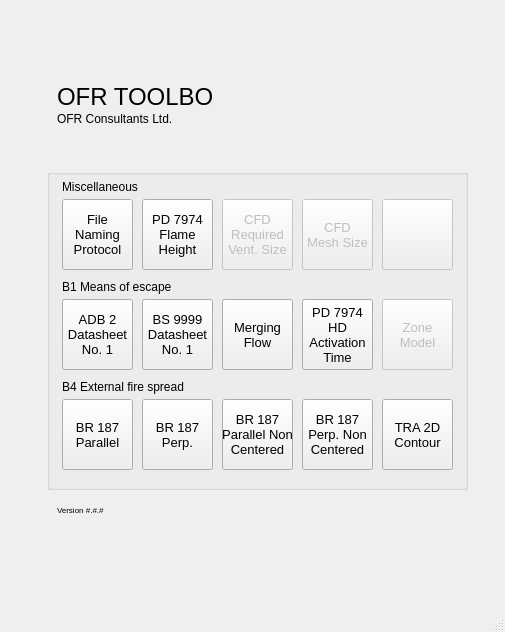
The window that fsetoolsGUI/gui/layout/ui/main.ui (fuyans/fsetoolsGUI) describes before a commit, drawn with Qt 5.
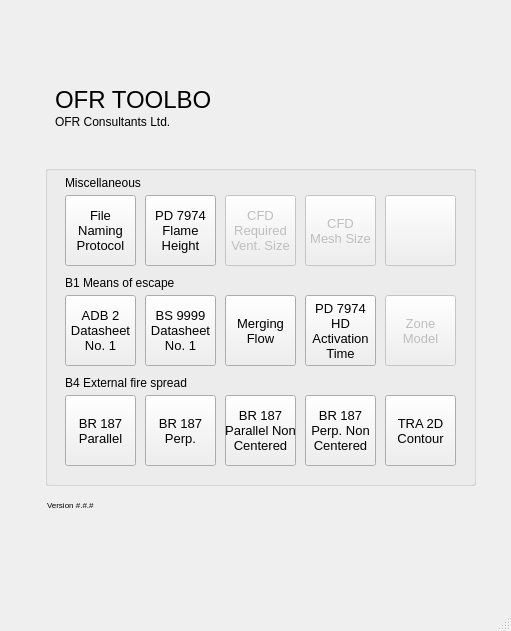
The same window after the commit. Icons and pictures are not drawn.

What changed in the file:
```diff
--- a/fsetoolsGUI/gui/layout/ui/main.ui
+++ b/fsetoolsGUI/gui/layout/ui/main.ui
@@ -6,8 +6,8 @@
    <rect>
     <x>0</x>
     <y>0</y>
-    <width>505</width>
-    <height>632</height>
+    <width>511</width>
+    <height>631</height>
    </rect>
   </property>
   <property name="sizePolicy">
@@ -16,6 +16,12 @@
     <verstretch>0</verstretch>
    </sizepolicy>
   </property>
+  <property name="minimumSize">
+   <size>
+    <width>511</width>
+    <height>631</height>
+   </size>
+  </property>
   <property name="windowTitle">
    <string/>
   </property>
@@ -26,21 +32,21 @@
    <widget class="QWidget" name="widget" native="true">
     <property name="geometry">
      <rect>
-      <x>47</x>
-      <y>47</y>
-      <width>411</width>
+      <x>45</x>
+      <y>50</y>
+      <width>431</width>
       <height>106</height>
      </rect>
     </property>
     <property name="minimumSize">
      <size>
-      <width>411</width>
+      <width>431</width>
       <height>106</height>
      </size>
     </property>
     <property name="maximumSize">
      <size>
-      <width>411</width>
+      <width>431</width>
       <height>106</height>
      </size>
     </property>
@@ -99,8 +105,8 @@
     <widget class="QLabel" name="label_logo">
      <property name="geometry">
       <rect>
-       <x>190</x>
-       <y>5</y>
+       <x>225</x>
+       <y>0</y>
        <width>194</width>
        <height>105</height>
       </rect>
@@ -122,21 +128,21 @@
    <widget class="QGroupBox" name="groupBox_misc">
     <property name="geometry">
      <rect>
-      <x>47</x>
-      <y>169</y>
-      <width>421</width>
+      <x>45</x>
+      <y>165</y>
+      <width>431</width>
       <height>321</height>
      </rect>
     </property>
     <property name="minimumSize">
      <size>
-      <width>421</width>
+      <width>431</width>
       <height>321</height>
      </size>
     </property>
     <property name="maximumSize">
      <size>
-      <width>421</width>
+      <width>431</width>
       <height>321</height>
      </size>
     </property>
@@ -149,7 +155,7 @@
      </property>
      <property name="geometry">
       <rect>
-       <x>335</x>
+       <x>340</x>
        <y>30</y>
        <width>71</width>
        <height>71</height>
@@ -179,7 +185,7 @@
     <widget class="QPushButton" name="pushButton_0602_pd7974_flame_height">
      <property name="geometry">
       <rect>
-       <x>95</x>
+       <x>100</x>
        <y>30</y>
        <width>71</width>
        <height>71</height>
@@ -213,6 +219,9 @@
 Flame
 Height</string>
      </property>
+     <property name="autoDefault">
+      <bool>true</bool>
+     </property>
     </widget>
     <widget class="QPushButton" name="b4_01_br187_parallel_11">
      <property name="enabled">
@@ -220,7 +229,7 @@
      </property>
      <property name="geometry">
       <rect>
-       <x>175</x>
+       <x>180</x>
        <y>30</y>
        <width>71</width>
        <height>71</height>
@@ -252,7 +261,7 @@
     <widget class="QPushButton" name="pushButton_0601_naming_convention">
      <property name="geometry">
       <rect>
-       <x>15</x>
+       <x>20</x>
        <y>30</y>
        <width>71</width>
        <height>71</height>
@@ -286,6 +295,9 @@
 Naming
 Protocol</string>
      </property>
+     <property name="autoDefault">
+      <bool>true</bool>
+     </property>
     </widget>
     <widget class="QPushButton" name="b4_01_br187_parallel_12">
      <property name="enabled">
@@ -293,7 +305,7 @@
      </property>
      <property name="geometry">
       <rect>
-       <x>255</x>
+       <x>260</x>
        <y>30</y>
        <width>71</width>
        <height>71</height>
@@ -333,7 +345,7 @@
      </property>
      <property name="geometry">
       <rect>
-       <x>335</x>
+       <x>340</x>
        <y>230</y>
        <width>71</width>
        <height>71</height>
@@ -366,11 +378,14 @@
       <string>TRA 2D
 Contour</string>
      </property>
+     <property name="autoDefault">
+      <bool>true</bool>
+     </property>
     </widget>
     <widget class="QPushButton" name="pushButton_0401_br187_parallel_simple">
      <property name="geometry">
       <rect>
-       <x>15</x>
+       <x>20</x>
        <y>230</y>
        <width>71</width>
        <height>71</height>
@@ -403,11 +418,14 @@
       <string>BR 187
 Parallel</string>
      </property>
+     <property name="autoDefault">
+      <bool>true</bool>
+     </property>
     </widget>
     <widget class="QPushButton" name="pushButton_0403_br187_parallel_complex">
      <property name="geometry">
       <rect>
-       <x>175</x>
+       <x>180</x>
        <y>230</y>
        <width>71</width>
        <height>71</height>
@@ -441,11 +459,14 @@
 Parallel Non
 Centered</string>
      </property>
+     <property name="autoDefault">
+      <bool>true</bool>
+     </property>
     </widget>
     <widget class="QPushButton" name="pushButton_0404_br187_perpendicular_complex">
      <property name="geometry">
       <rect>
-       <x>255</x>
+       <x>260</x>
        <y>230</y>
        <width>71</width>
        <height>71</height>
@@ -479,11 +500,14 @@
 Perp. Non
 Centered</string>
      </property>
+     <property name="autoDefault">
+      <bool>true</bool>
+     </property>
     </widget>
     <widget class="QPushButton" name="pushButton_0402_br187_perpendicular_simple">
      <property name="geometry">
       <rect>
-       <x>95</x>
+       <x>100</x>
        <y>230</y>
        <width>71</width>
        <height>71</height>
@@ -516,6 +540,9 @@
       <string>BR 187
 Perp.</string>
      </property>
+     <property name="autoDefault">
+      <bool>true</bool>
+     </property>
     </widget>
     <widget class="QPushButton" name="b4_01_br187_parallel_10">
      <property name="enabled">
@@ -523,7 +550,7 @@
      </property>
      <property name="geometry">
       <rect>
-       <x>335</x>
+       <x>340</x>
        <y>130</y>
        <width>71</width>
        <height>71</height>
@@ -560,7 +587,7 @@
     <widget class="QPushButton" name="pushButton_0102_bs9999_datasheet_1">
      <property name="geometry">
       <rect>
-       <x>95</x>
+       <x>100</x>
        <y>130</y>
        <width>71</width>
        <height>71</height>
@@ -594,11 +621,14 @@
 Datasheet
 No. 1</string>
      </property>
+     <property name="autoDefault">
+      <bool>true</bool>
+     </property>
     </widget>
     <widget class="QPushButton" name="pushButton_0101_adb2_datasheet_1">
      <property name="geometry">
       <rect>
-       <x>15</x>
+       <x>20</x>
        <y>130</y>
        <width>71</width>
        <height>71</height>
@@ -632,11 +662,14 @@
 Datasheet
 No. 1</string>
      </property>
+     <property name="autoDefault">
+      <bool>true</bool>
+     </property>
     </widget>
     <widget class="QPushButton" name="pushButton_0111_heat_detector_activation">
      <property name="geometry">
       <rect>
-       <x>255</x>
+       <x>260</x>
        <y>130</y>
        <width>71</width>
        <height>71</height>
@@ -671,6 +704,9 @@
 Activation
 Time</string>
      </property>
+     <property name="autoDefault">
+      <bool>true</bool>
+     </property>
     </widget>
     <widget class="QPushButton" name="pushButton_0103_merging_flow">
      <property name="enabled">
@@ -678,7 +714,7 @@
      </property>
      <property name="geometry">
       <rect>
-       <x>175</x>
+       <x>180</x>
        <y>130</y>
        <width>71</width>
        <height>71</height>
@@ -711,11 +747,14 @@
       <string>Merging
 Flow</string>
      </property>
+     <property name="autoDefault">
+      <bool>true</bool>
+     </property>
     </widget>
     <widget class="QLabel" name="label">
      <property name="geometry">
       <rect>
-       <x>15</x>
+       <x>20</x>
        <y>205</y>
        <width>366</width>
        <height>26</height>
@@ -728,7 +767,7 @@
     <widget class="QLabel" name="label_2">
      <property name="geometry">
       <rect>
-       <x>15</x>
+       <x>20</x>
        <y>105</y>
        <width>366</width>
        <height>26</height>
@@ -741,7 +780,7 @@
     <widget class="QLabel" name="label_3">
      <property name="geometry">
       <rect>
-       <x>15</x>
+       <x>20</x>
        <y>5</y>
        <width>366</width>
        <height>26</height>
@@ -757,41 +796,41 @@
      <rect>
       <x>47</x>
       <y>500</y>
-      <width>411</width>
+      <width>431</width>
       <height>26</height>
      </rect>
     </property>
     <property name="minimumSize">
      <size>
-      <width>411</width>
+      <width>431</width>
       <height>26</height>
      </size>
     </property>
     <property name="maximumSize">
      <size>
-      <width>411</width>
+      <width>431</width>
       <height>26</height>
      </size>
     </property>
     <widget class="QLabel" name="label_version">
      <property name="geometry">
       <rect>
-       <x>10</x>
-       <y>5</y>
-       <width>366</width>
-       <height>14</height>
+       <x>0</x>
+       <y>0</y>
+       <width>416</width>
+       <height>26</height>
       </rect>
      </property>
      <property name="minimumSize">
       <size>
        <width>0</width>
-       <height>14</height>
+       <height>26</height>
       </size>
      </property>
      <property name="maximumSize">
       <size>
        <width>16777215</width>
-       <height>14</height>
+       <height>26</height>
       </size>
      </property>
      <property name="font">
```
Left out of the diff: 2 changed lines with no effect on the pictures.
